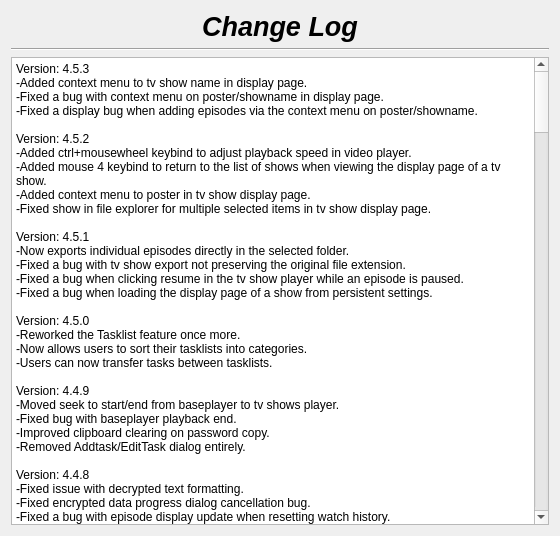
First picture: the form in changelog.ui, repository therealMaPMaKeR/MMDiary, before the edit.
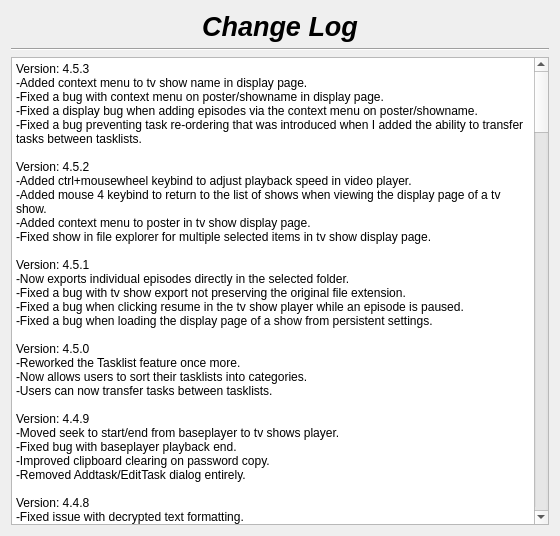
Second picture: the form after the edit.

Commit message: fixed task reordering

The edit to the form file:
```diff
--- a/changelog.ui
+++ b/changelog.ui
@@ -55,7 +55,7 @@
 li.unchecked::marker { content: &quot;\2610&quot;; }
 li.checked::marker { content: &quot;\2612&quot;; }
 &lt;/style&gt;&lt;/head&gt;&lt;body style=&quot; font-family:'Segoe UI'; font-size:9pt; font-weight:400; font-style:normal;&quot;&gt;
-&lt;p style=&quot; margin-top:0px; margin-bottom:0px; margin-left:0px; margin-right:0px; -qt-block-indent:0; text-indent:0px;&quot;&gt;Version: 4.5.3&lt;br /&gt;-Added context menu to tv show name in display page.&lt;br /&gt;-Fixed a bug with context menu on poster/showname in display page.&lt;br /&gt;-Fixed a display bug when adding episodes via the context menu on poster/showname.&lt;/p&gt;
+&lt;p style=&quot; margin-top:0px; margin-bottom:0px; margin-left:0px; margin-right:0px; -qt-block-indent:0; text-indent:0px;&quot;&gt;Version: 4.5.3&lt;br /&gt;-Added context menu to tv show name in display page.&lt;br /&gt;-Fixed a bug with context menu on poster/showname in display page.&lt;br /&gt;-Fixed a display bug when adding episodes via the context menu on poster/showname.&lt;br /&gt;-Fixed a bug preventing task re-ordering that was introduced when I added the ability to transfer tasks between tasklists.&lt;/p&gt;
 &lt;p style=&quot; margin-top:0px; margin-bottom:0px; margin-left:0px; margin-right:0px; -qt-block-indent:0; text-indent:0px;&quot;&gt;&lt;br /&gt;Version: 4.5.2&lt;br /&gt;-Added ctrl+mousewheel keybind to adjust playback speed in video player.&lt;br /&gt;-Added mouse 4 keybind to return to the list of shows when viewing the display page of a tv show.&lt;/p&gt;
 &lt;p style=&quot; margin-top:0px; margin-bottom:0px; margin-left:0px; margin-right:0px; -qt-block-indent:0; text-indent:0px;&quot;&gt;-Added context menu to poster in tv show display page.&lt;br /&gt;-Fixed show in file explorer for multiple selected items in tv show display page.&lt;br /&gt;&lt;br /&gt;Version: 4.5.1&lt;br /&gt;-Now exports individual episodes directly in the selected folder.&lt;br /&gt;-Fixed a bug with tv show export not preserving the original file extension.&lt;/p&gt;
 &lt;p style=&quot; margin-top:0px; margin-bottom:0px; margin-left:0px; margin-right:0px; -qt-block-indent:0; text-indent:0px;&quot;&gt;-Fixed a bug when clicking resume in the tv show player while an episode is paused.&lt;br /&gt;-Fixed a bug when loading the display page of a show from persistent settings.&lt;br /&gt;&lt;br /&gt;Version: 4.5.0&lt;br /&gt;-Reworked the Tasklist feature once more.&lt;br /&gt;-Now allows users to sort their tasklists into categories.&lt;/p&gt;
```
The commit also changes 3 other files.
